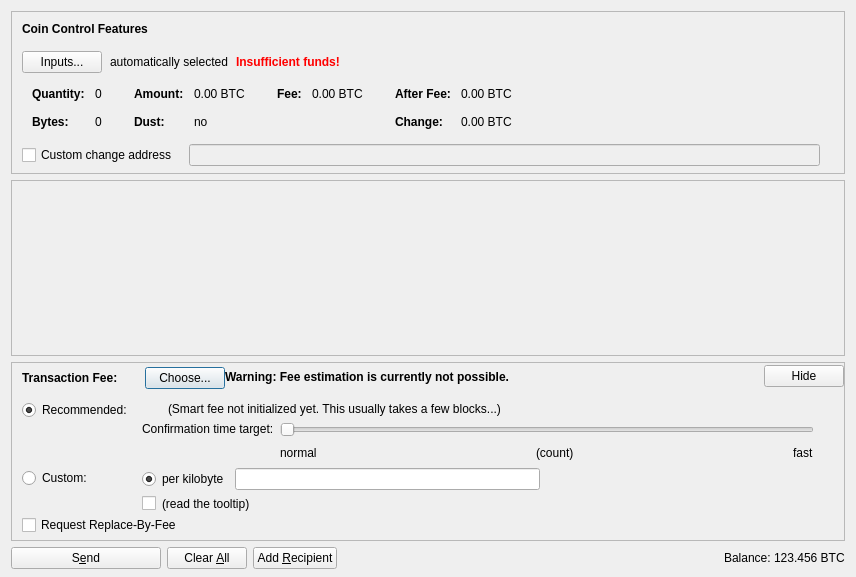
Qt form src/qt/forms/sendcoinsdialog.ui (frozenflux3/munt-official) before a commit.
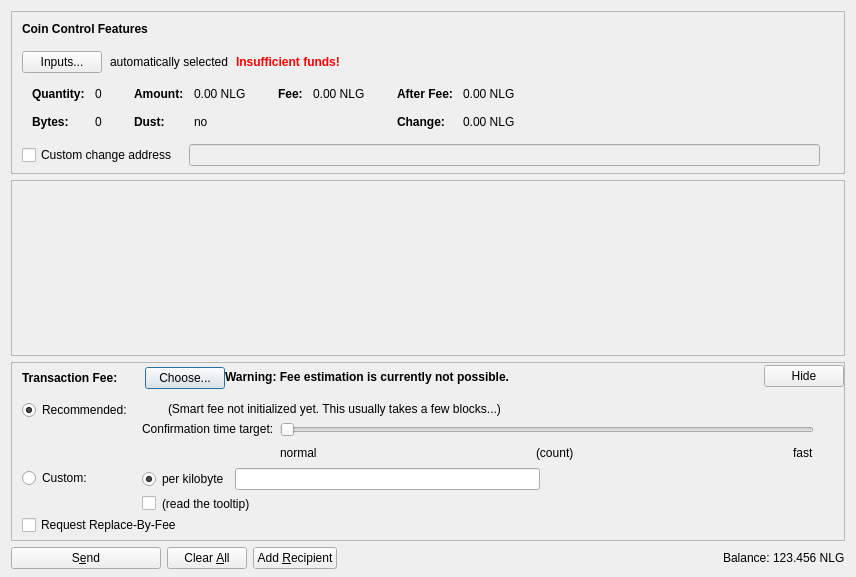
The same form after that commit. Icons and pictures are not drawn. Custom widgets are drawn as their Qt base class.

Diff of the .ui file:
```diff
--- a/src/qt/forms/sendcoinsdialog.ui
+++ b/src/qt/forms/sendcoinsdialog.ui
@@ -315,7 +315,7 @@
                   <enum>Qt::ActionsContextMenu</enum>
                  </property>
                  <property name="text">
-                  <string notr="true">0.00 BTC</string>
+                  <string notr="true">0.00 NLG</string>
                  </property>
                  <property name="textInteractionFlags">
                   <set>Qt::LinksAccessibleByMouse|Qt::TextSelectableByKeyboard|Qt::TextSelectableByMouse</set>
@@ -395,7 +395,7 @@
                   <enum>Qt::ActionsContextMenu</enum>
                  </property>
                  <property name="text">
-                  <string notr="true">0.00 BTC</string>
+                  <string notr="true">0.00 NLG</string>
                  </property>
                  <property name="textInteractionFlags">
                   <set>Qt::LinksAccessibleByMouse|Qt::TextSelectableByKeyboard|Qt::TextSelectableByMouse</set>
@@ -446,7 +446,7 @@
                   <enum>Qt::ActionsContextMenu</enum>
                  </property>
                  <property name="text">
-                  <string notr="true">0.00 BTC</string>
+                  <string notr="true">0.00 NLG</string>
                  </property>
                  <property name="textInteractionFlags">
                   <set>Qt::LinksAccessibleByMouse|Qt::TextSelectableByKeyboard|Qt::TextSelectableByMouse</set>
@@ -475,7 +475,7 @@
                   <enum>Qt::ActionsContextMenu</enum>
                  </property>
                  <property name="text">
-                  <string notr="true">0.00 BTC</string>
+                  <string notr="true">0.00 NLG</string>
                  </property>
                  <property name="textInteractionFlags">
                   <set>Qt::LinksAccessibleByMouse|Qt::TextSelectableByKeyboard|Qt::TextSelectableByMouse</set>
@@ -1260,7 +1260,7 @@
           <cursorShape>IBeamCursor</cursorShape>
          </property>
          <property name="text">
-          <string notr="true">123.456 BTC</string>
+          <string notr="true">123.456 NLG</string>
          </property>
          <property name="textInteractionFlags">
           <set>Qt::LinksAccessibleByMouse|Qt::TextSelectableByKeyboard|Qt::TextSelectableByMouse</set>
```
